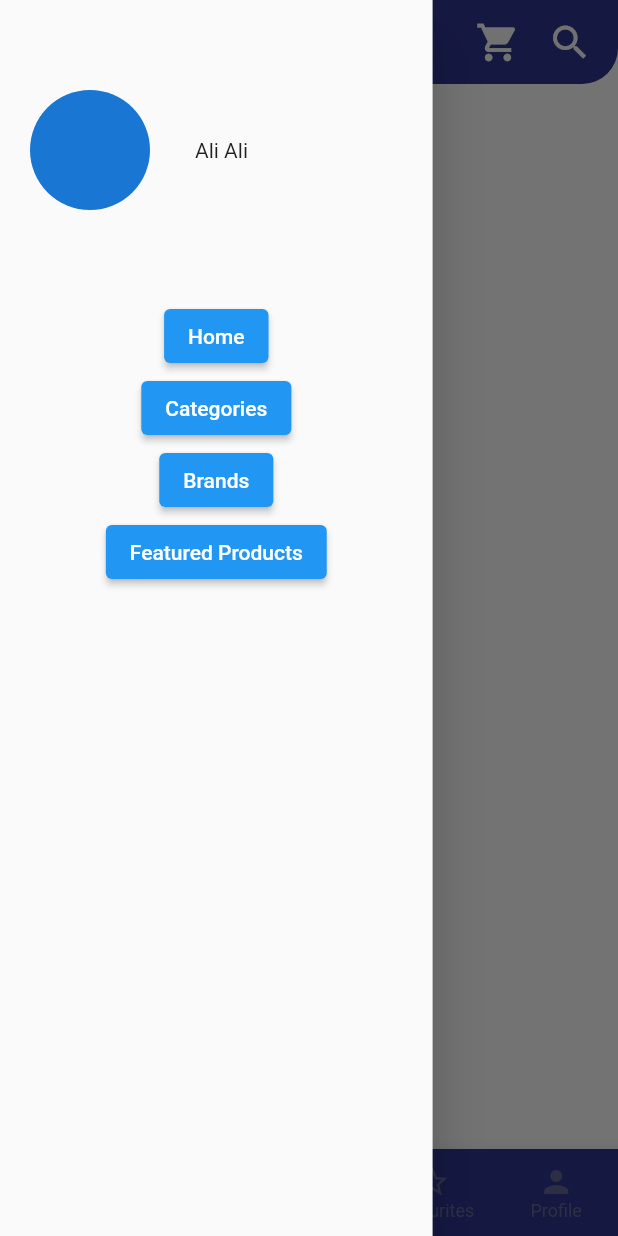
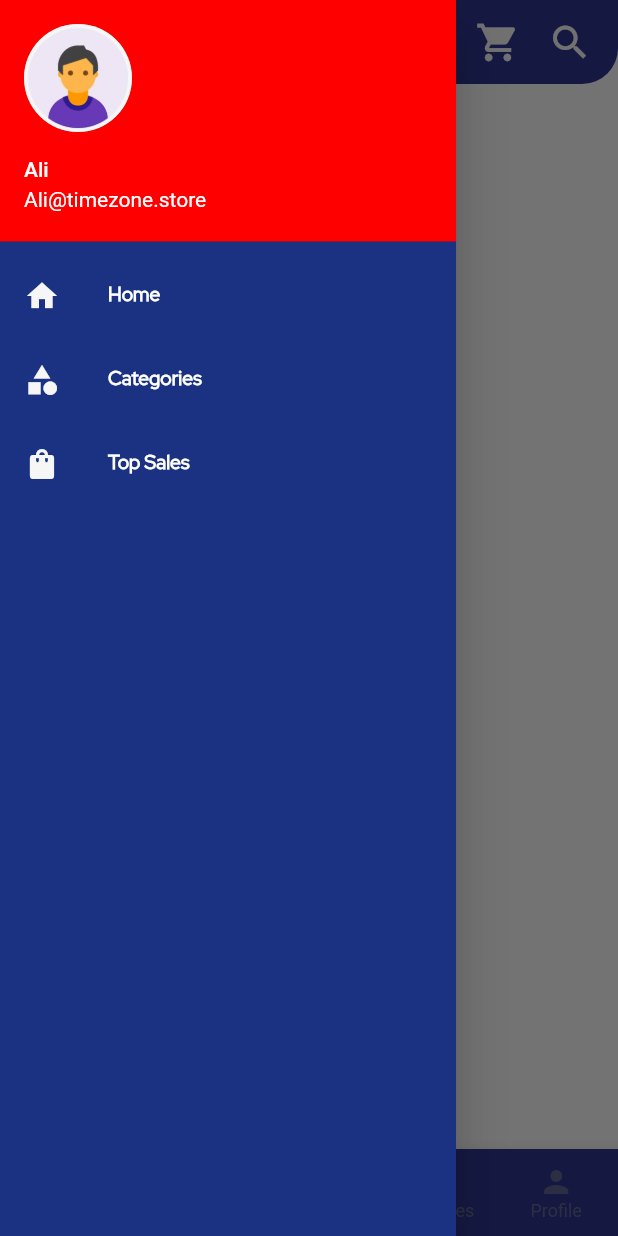
Before and after one commit to hussam-aw/timezonesu, a Flutter app: the HomeScreen screen opened by its route, with the side drawer open, on a phone screen of 412 x 824 dp. Run offline on Flutter 3.47's test engine with Material 2 defaults, Android fonts, the phone set to English and light mode, and no system bars; our stand-ins replace get, get_storage; accounts and stored records are empty.

Commit message:
make some fixes & Start App Functionlity

```diff
--- a/lib/Constants/get_pages.dart
+++ b/lib/Constants/get_pages.dart
@@ -1,16 +1,16 @@
 import 'package:get/get.dart';
 import 'package:timezonesu/PresentationLayer/Public/home_screen.dart';
 import 'package:timezonesu/PresentationLayer/Public/product_screen.dart';
+import 'package:timezonesu/PresentationLayer/Public/splash_screen.dart';
 
 import '../BussinessLayer/bindings/home_binding.dart';
 import '../PresentationLayer/Auth/login_screen.dart';
 import '../PresentationLayer/Auth/register_screen.dart';
-import '../PresentationLayer/Public/splash_screen.dart';
 import 'get_routes.dart';
 
 List<GetPage<dynamic>> getPages = [
-  GetPage(name: AppRoutes.splashscreen, page: () => const SplashScreen()),
-  GetPage(name: AppRoutes.loginscreen, page: () => const LoginScreen()),
+  GetPage(name: AppRoutes.splashscreen, page: () => SplashScreen()),
+  GetPage(name: AppRoutes.loginscreen, page: () => LoginScreen()),
   GetPage(name: AppRoutes.registerscreen, page: () => const RegisterScreen()),
   GetPage(
       name: AppRoutes.homepage,
--- a/lib/PresentationLayer/Public/home_screen.dart
+++ b/lib/PresentationLayer/Public/home_screen.dart
@@ -1,6 +1,6 @@
 import 'package:flutter/material.dart';
 import 'package:timezonesu/Constants/ui_colors.dart';
-import 'package:timezonesu/PresentationLayer/Widgets/Public/bottomNavigationBar.dart';
+import 'package:timezonesu/PresentationLayer/Widgets/Public/bottom_navigation_bar.dart';
 import 'package:timezonesu/PresentationLayer/Widgets/Public/drawer.dart';
 import 'package:timezonesu/PresentationLayer/Widgets/Public/timezome_appbar.dart';
 
--- a/lib/PresentationLayer/Widgets/Public/drawer.dart
+++ b/lib/PresentationLayer/Widgets/Public/drawer.dart
@@ -1,5 +1,6 @@
 import 'package:flutter/material.dart';
 import 'package:timezonesu/Constants/ui_colors.dart';
+import 'package:timezonesu/Constants/ui_text_style.dart';
 
 class TzDrawer extends StatelessWidget {
   const TzDrawer({super.key});
@@ -8,47 +9,40 @@ class TzDrawer extends StatelessWidget {
   Widget build(BuildContext context) {
     return SafeArea(
       child: Drawer(
-        width: MediaQuery.of(context).size.width * .7,
-        child: Padding(
-          padding: EdgeInsets.symmetric(horizontal: 20, vertical: 30),
-          child: Column(
+        child: Container(
+          padding: EdgeInsets.zero,
+          color: UIColors.blue,
+          child: ListView(
             children: [
-              Padding(
-                padding: const EdgeInsets.symmetric(vertical: 30),
-                child: Row(
-                  children: [
-                    CircleAvatar(
-                      maxRadius: 40,
-                    ),
-                    SizedBox(width: 30),
-                    Text(
-                      "Ali Ali",
-                    ),
-                  ],
+              const UserAccountsDrawerHeader(
+                  decoration: BoxDecoration(color: UIColors.red),
+                  currentAccountPicture: CircleAvatar(
+                    backgroundColor: UIColors.lightGrey,
+                    backgroundImage:
+                        AssetImage("assets/images/user-default.png"),
+                  ),
+                  accountName: Text("Ali"),
+                  accountEmail: Text("Ali@timezone.store")),
+              ListTile(
+                title: Text(
+                  "Home",
+                  style: UITextStyle.boldMeduim.apply(fontSizeFactor: .8),
+                ),
+                leading: const Icon(
+                  Icons.home,
+                  color: UIColors.activeIcon,
                 ),
               ),
-              Padding(
-                padding: EdgeInsets.symmetric(vertical: 30),
-                child: Column(
-                  children: [
-                    ElevatedButton(
-                      onPressed: () {},
-                      child: Text('Home'),
-                    ),
-                    ElevatedButton(
-                      onPressed: () {},
-                      child: Text('Categories'),
-                    ),
-                    ElevatedButton(
-                      onPressed: () {},
-                      child: Text('Brands'),
-                    ),
-                    ElevatedButton(
-                      onPressed: () {},
-                      child: Text('Featured Products'),
-                    ),
-                  ],
-                ),
+              ListTile(
+                title: Text("Categories",
+                    style: UITextStyle.boldMeduim.apply(fontSizeFactor: .8)),
+                leading: const Icon(Icons.category, color: UIColors.activeIcon),
+              ),
+              ListTile(
+                title: Text("Top Sales",
+                    style: UITextStyle.boldMeduim.apply(fontSizeFactor: .8)),
+                leading:
+                    const Icon(Icons.shopping_bag, color: UIColors.activeIcon),
               ),
             ],
           ),
--- a/lib/PresentationLayer/Widgets/Public/timezome_appbar.dart
+++ b/lib/PresentationLayer/Widgets/Public/timezome_appbar.dart
@@ -7,7 +7,10 @@ PreferredSizeWidget tzAppBar(
     elevation: 0.0,
     centerTitle: true,
     backgroundColor: UIColors.primary,
-    title: Image.asset('assets/images/logo-gold.png'),
+    title: Image.asset(
+      'assets/images/logo-gold.png',
+      width: 100,
+    ),
     shape: const RoundedRectangleBorder(
       borderRadius: BorderRadius.only(
         bottomRight: Radius.circular(24),
--- a/lib/main.dart
+++ b/lib/main.dart
@@ -13,6 +13,7 @@ class MyApp extends StatelessWidget {
   @override
   Widget build(BuildContext context) {
     return GetMaterialApp(
+      debugShowCheckedModeBanner: false,
       title: 'TimeZone',
       getPages: getPages,
     );
```
Also changed, not shown: lib/BussinessLayer/Controllers/auth_controller.dart (added, +27 -0 lines), lib/BussinessLayer/Controllers/splash_controller.dart (+25 -0 lines), lib/BussinessLayer/Helpers/box_client.dart (added, +13 -0 lines), lib/PresentationLayer/Auth/login_screen.dart (+25 -17 lines), lib/PresentationLayer/Public/splash_screen.dart (+9 -6 lines), lib/PresentationLayer/Widgets/Public/spaces.dart (added, +7 -0 lines), assets/images/logo-gold.png, assets/images/logo.png, assets/images/user-default.png (added), lib/PresentationLayer/Widgets/Public/bottom_navigation_bar.dart (renamed from lib/PresentationLayer/Widgets/Public/bottomNavigationBar.dart).
